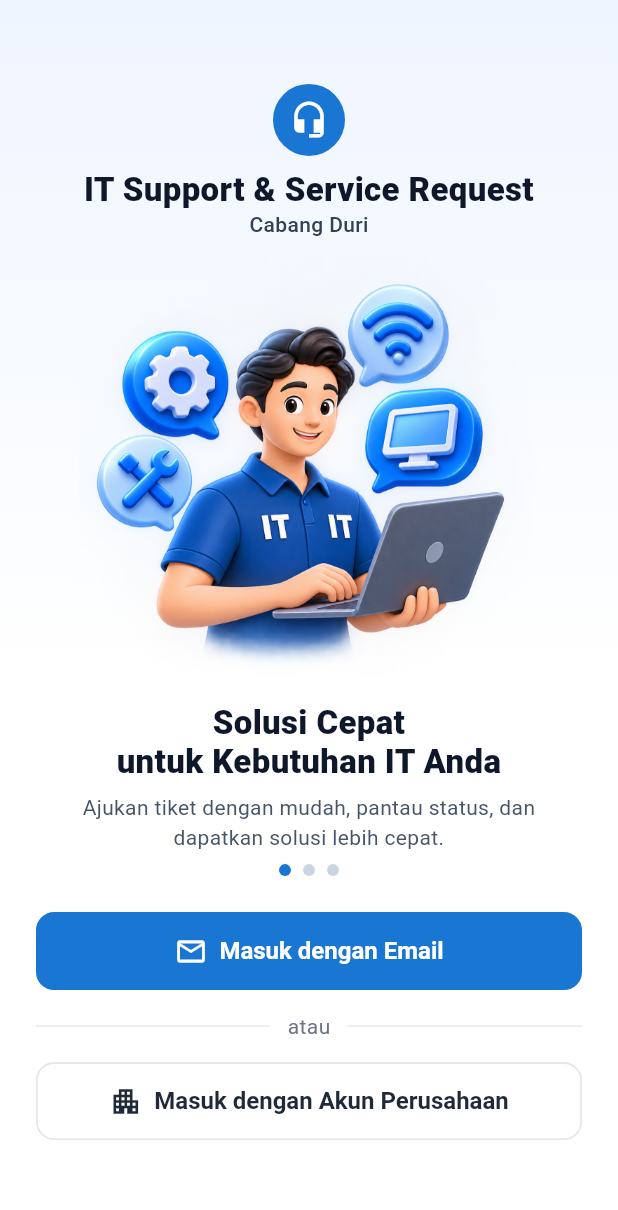
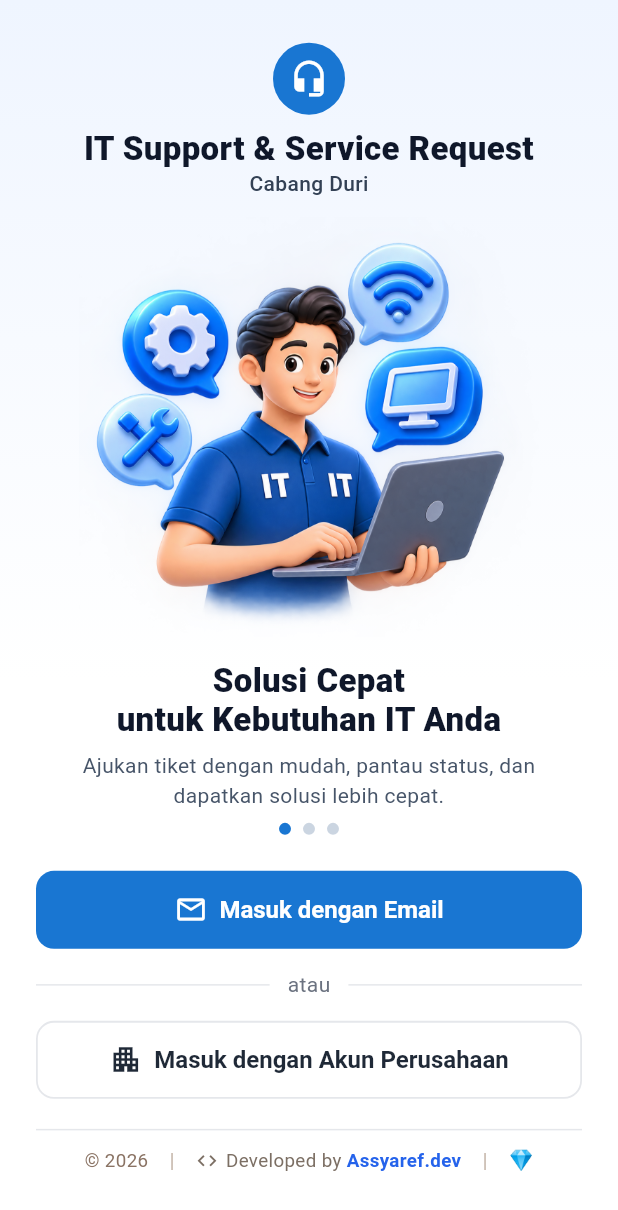
Before and after one commit to assyaref/itsr-radiant-group-duri, a Flutter app: the screen it shows after launch, on a phone screen of 412 x 824 dp. Shown: the top 1210 px of the screen. Run offline on Flutter 3.47's test engine with Material 3 defaults, Android fonts, the phone set to English and light mode, and no system bars; our stand-ins replace flutter_riverpod, go_router, pdf, supabase_flutter, web; missing offline and left inert: dart:js_interop; accounts and stored records are empty; project files that could hold a hidden picture were left out.

Commit message:
feat(login): developer footer with WhatsApp link
Adds the 'Developed by Assyaref.dev' footer to the login page matching
the reference design (© 2026 | </> Developed by Assyaref.dev | 💎).
'Assyaref.dev' opens the developer's WhatsApp chat in a new tab via a
small package:web/conditionally-imported openExternalLink helper with a
no-op stub for tests.

Co-Authored-By: Claude Code <noreply@anthropic.com>

```diff
--- a/lib/screens/login_screen.dart
+++ b/lib/screens/login_screen.dart
@@ -5,6 +5,7 @@ import 'package:flutter_riverpod/flutter_riverpod.dart';
 import '../constants/app_theme.dart';
 import '../providers/auth_provider.dart';
 import '../utils/error_messages.dart';
+import '../utils/open_link.dart';
 import '../utils/validators.dart';
 
 /// How the user identifies themselves.
@@ -114,8 +115,16 @@ class _LoginScreenState extends ConsumerState<LoginScreen> {
                         width: 480,
                         child: Center(
                           child: SingleChildScrollView(
-                            padding: const EdgeInsets.all(40),
-                            child: content,
+                            padding: const EdgeInsets.fromLTRB(40, 24, 40, 24),
+                            child: Column(
+                              mainAxisSize: MainAxisSize.min,
+                              crossAxisAlignment: CrossAxisAlignment.stretch,
+                              children: [
+                                content,
+                                const SizedBox(height: 24),
+                                const _DevFooter(),
+                              ],
+                            ),
                           ),
                         ),
                       ),
@@ -126,7 +135,15 @@ class _LoginScreenState extends ConsumerState<LoginScreen> {
                       padding: const EdgeInsets.fromLTRB(24, 16, 24, 24),
                       child: ConstrainedBox(
                         constraints: const BoxConstraints(maxWidth: 420),
-                        child: content,
+                        child: Column(
+                          mainAxisSize: MainAxisSize.min,
+                          crossAxisAlignment: CrossAxisAlignment.stretch,
+                          children: [
+                            content,
+                            const SizedBox(height: 20),
+                            const _DevFooter(),
+                          ],
+                        ),
                       ),
                     ),
                   ),
@@ -579,6 +596,75 @@ class LoginIllustration extends StatelessWidget {
   );
 }
 
+/// Footer at the very bottom of the login page:
+/// `© <year> | </> Developed by Assyaref.dev | 💎`, where "Assyaref.dev"
+/// opens the developer's WhatsApp in a new tab.
+class _DevFooter extends StatelessWidget {
+  const _DevFooter();
+
+  static const whatsAppUrl =
+      'https://api.whatsapp.com/send?phone=6282167472765&text=Haii%20..%F0%9F%91%8B';
+
+  static const _brown = Color(0xFF8A7364); // "© <year>"
+  static const _gray = Color(0xFF7C6F64); // "</> Developed by"
+  static const _pipe = Color(0xFFC9BCB0); // separators
+  static const _link = Color(0xFF2563EB); // link blue
+
+  @override
+  Widget build(BuildContext context) {
+    final year = DateTime.now().year;
+    const textStyle = TextStyle(fontSize: 12.5, height: 1.2);
+    Widget pipe() => const Padding(
+      padding: EdgeInsets.symmetric(horizontal: 14),
+      child: Text('|', style: TextStyle(color: _pipe, fontSize: 14)),
+    );
+    return Column(
+      mainAxisSize: MainAxisSize.min,
+      children: [
+        const Divider(
+          height: 1,
+          thickness: 1,
+          color: AppTheme.border,
+        ),
+        Padding(
+          padding: const EdgeInsets.only(top: 10, bottom: 4),
+          child: Wrap(
+            alignment: WrapAlignment.center,
+            crossAxisAlignment: WrapCrossAlignment.center,
+            children: [
+              Text('© $year', style: textStyle.copyWith(color: _brown)),
+              pipe(),
+              const Icon(Icons.code, size: 15, color: _gray),
+              const SizedBox(width: 5),
+              Text('Developed by ', style: textStyle.copyWith(color: _gray)),
+              Semantics(
+                button: true,
+                label: 'Assyaref.dev — hubungi via WhatsApp',
+                child: MouseRegion(
+                  cursor: SystemMouseCursors.click,
+                  child: GestureDetector(
+                    key: const Key('dev_name_link'),
+                    onTap: () => openExternalLink(whatsAppUrl),
+                    child: Text(
+                      'Assyaref.dev',
+                      style: textStyle.copyWith(
+                        color: _link,
+                        fontWeight: FontWeight.w600,
+                      ),
+                    ),
+                  ),
+                ),
+              ),
+              pipe(),
+              const Text('💎', style: TextStyle(fontSize: 13)),
+            ],
+          ),
+        ),
+      ],
+    );
+  }
+}
+
 class _FallbackIllustration extends StatelessWidget {
   const _FallbackIllustration();
 
--- /dev/null
+++ b/lib/utils/open_link.dart
@@ -0,0 +1,5 @@
+/// Opens [url] in a new browser tab.
+/// Outside the browser (tests) this records the link in [debugOpenedLinks].
+library;
+
+export 'open_link_stub.dart' if (dart.library.js_interop) 'open_link_web.dart';
--- /dev/null
+++ b/lib/utils/open_link_stub.dart
@@ -0,0 +1,6 @@
+/// Test / non-web stand-in for [openExternalLink].
+final List<String> debugOpenedLinks = [];
+
+void openExternalLink(String url) {
+  debugOpenedLinks.add(url);
+}
--- /dev/null
+++ b/lib/utils/open_link_web.dart
@@ -0,0 +1,8 @@
+import 'package:web/web.dart' as web;
+
+/// Opens [url] in a new tab with `rel="noopener noreferrer"` semantics
+/// (window features `noopener,noreferrer`), mirroring a plain
+/// `<a target="_blank" rel="noopener noreferrer">`.
+void openExternalLink(String url) {
+  web.window.open(url, '_blank', 'noopener,noreferrer');
+}
```
Also changed, not shown: 1 other file.
